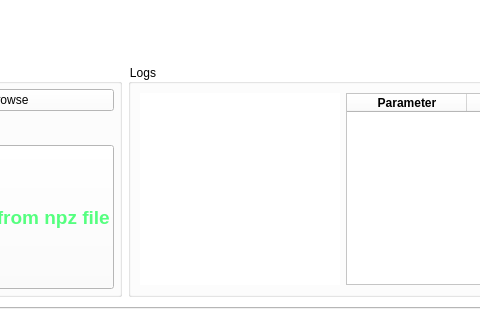
This is gui/UICalculator.ui in sergey-tomin/pyhirex as Qt 5 draws it before an edit; both pictures show x 525 to 1005 and y 320 to 640 of the 1296 by 640 pixel window. The edited form follows.
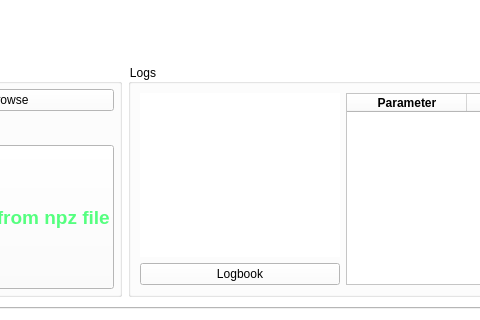
This is the edited form.

What changed in the file:
```diff
--- a/gui/UICalculator.ui
+++ b/gui/UICalculator.ui
@@ -162,8 +162,8 @@
          <property name="title">
           <string>Logs</string>
          </property>
-         <layout class="QHBoxLayout" name="horizontalLayout">
-          <item>
+         <layout class="QGridLayout" name="gridLayout">
+          <item row="0" column="0">
            <widget class="QLabel" name="output">
             <property name="minimumSize">
              <size>
@@ -194,7 +194,14 @@
             </property>
            </widget>
           </item>
-          <item>
+          <item row="1" column="0">
+           <widget class="QPushButton" name="pb_logbook">
+            <property name="text">
+             <string>Logbook</string>
+            </property>
+           </widget>
+          </item>
+          <item row="0" column="1" rowspan="2">
            <widget class="QTableWidget" name="tableWidget">
             <property name="maximumSize">
              <size>
```
Left out of the diff: 26 changed lines with no effect on the pictures.
